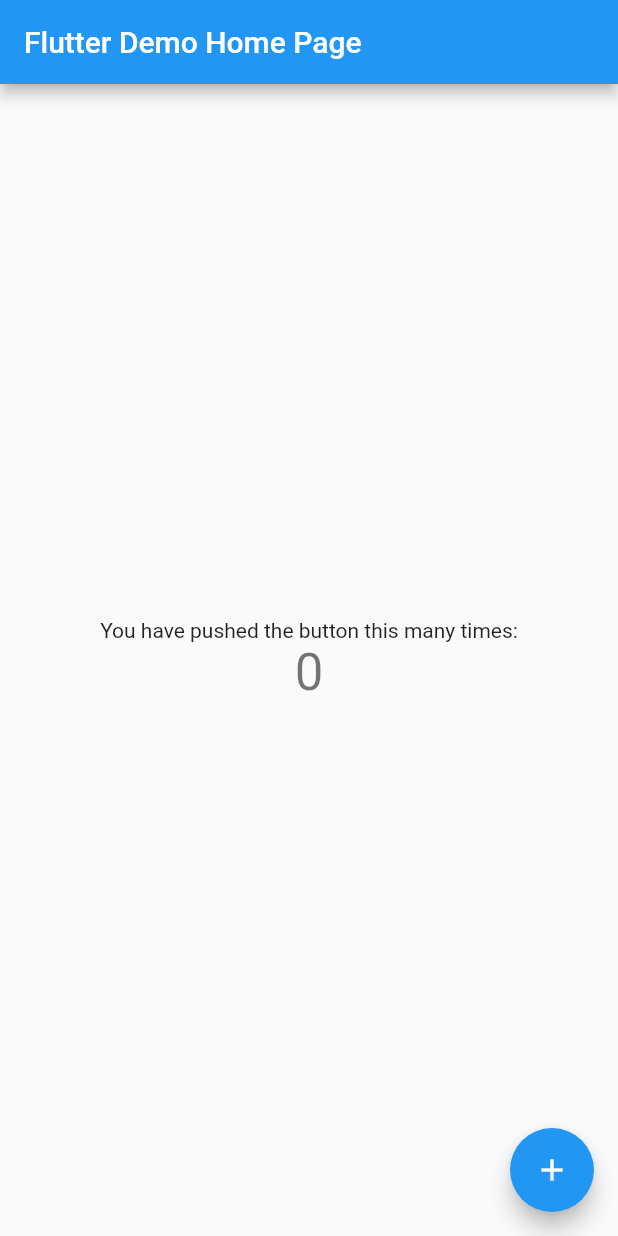
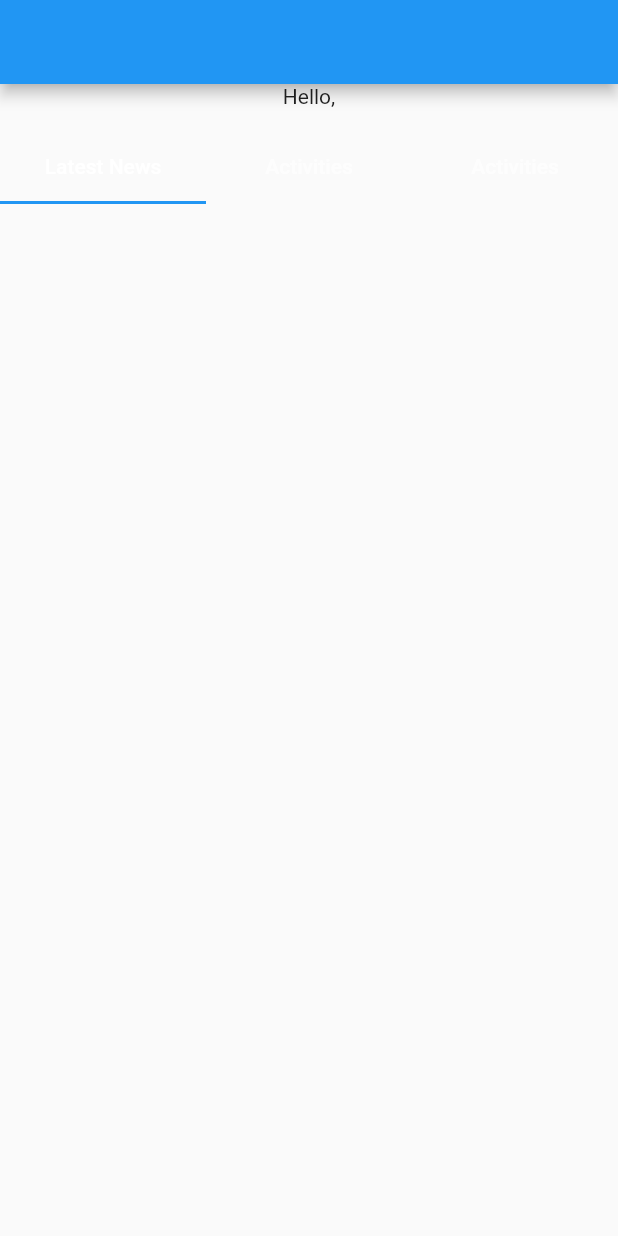
Before and after one commit to sanskruti-shahu/Appophilia, a Flutter app: the screen it shows after launch, on a phone screen of 412 x 824 dp. Run offline on Flutter 3.47's test engine with Material 2 defaults, Android fonts, the phone set to English and light mode, and no system bars.

Commit message:
2nd commit

```diff
--- a/Appollo_devs2.4.0/octopus_news/lib/main.dart
+++ b/Appollo_devs2.4.0/octopus_news/lib/main.dart
@@ -1,4 +1,6 @@
 import 'package:flutter/material.dart';
+import 'package:octopus_news/main.dart';
+import 'package:octopus_news/views/ui/main_page.dart';
 
 void main() {
   runApp(MyApp());
@@ -11,103 +13,9 @@ class MyApp extends StatelessWidget {
     return MaterialApp(
       title: 'Flutter Demo',
       theme: ThemeData(
-        // This is the theme of your application.
-        //
-        // Try running your application with "flutter run". You'll see the
-        // application has a blue toolbar. Then, without quitting the app, try
-        // changing the primarySwatch below to Colors.green and then invoke
-        // "hot reload" (press "r" in the console where you ran "flutter run",
-        // or simply save your changes to "hot reload" in a Flutter IDE).
-        // Notice that the counter didn't reset back to zero; the application
-        // is not restarted.
         primarySwatch: Colors.blue,
       ),
-      home: MyHomePage(title: 'Flutter Demo Home Page'),
+      home: MainPage(),
     );
   }
 }
-
-class MyHomePage extends StatefulWidget {
-  MyHomePage({Key key, this.title}) : super(key: key);
-
-  // This widget is the home page of your application. It is stateful, meaning
-  // that it has a State object (defined below) that contains fields that affect
-  // how it looks.
-
-  // This class is the configuration for the state. It holds the values (in this
-  // case the title) provided by the parent (in this case the App widget) and
-  // used by the build method of the State. Fields in a Widget subclass are
-  // always marked "final".
-
-  final String title;
-
-  @override
-  _MyHomePageState createState() => _MyHomePageState();
-}
-
-class _MyHomePageState extends State<MyHomePage> {
-  int _counter = 0;
-
-  void _incrementCounter() {
-    setState(() {
-      // This call to setState tells the Flutter framework that something has
-      // changed in this State, which causes it to rerun the build method below
-      // so that the display can reflect the updated values. If we changed
-      // _counter without calling setState(), then the build method would not be
-      // called again, and so nothing would appear to happen.
-      _counter++;
-    });
-  }
-
-  @override
-  Widget build(BuildContext context) {
-    // This method is rerun every time setState is called, for instance as done
-    // by the _incrementCounter method above.
-    //
-    // The Flutter framework has been optimized to make rerunning build methods
-    // fast, so that you can just rebuild anything that needs updating rather
-    // than having to individually change instances of widgets.
-    return Scaffold(
-      appBar: AppBar(
-        // Here we take the value from the MyHomePage object that was created by
-        // the App.build method, and use it to set our appbar title.
-        title: Text(widget.title),
-      ),
-      body: Center(
-        // Center is a layout widget. It takes a single child and positions it
-        // in the middle of the parent.
-        child: Column(
-          // Column is also a layout widget. It takes a list of children and
-          // arranges them vertically. By default, it sizes itself to fit its
-          // children horizontally, and tries to be as tall as its parent.
-          //
-          // Invoke "debug painting" (press "p" in the console, choose the
-          // "Toggle Debug Paint" action from the Flutter Inspector in Android
-          // Studio, or the "Toggle Debug Paint" command in Visual Studio Code)
-          // to see the wireframe for each widget.
-          //
-          // Column has various properties to control how it sizes itself and
-          // how it positions its children. Here we use mainAxisAlignment to
-          // center the children vertically; the main axis here is the vertical
-          // axis because Columns are vertical (the cross axis would be
-          // horizontal).
-          mainAxisAlignment: MainAxisAlignment.center,
-          children: <Widget>[
-            Text(
-              'You have pushed the button this many times:',
-            ),
-            Text(
-              '$_counter',
-              style: Theme.of(context).textTheme.headline4,
-            ),
-          ],
-        ),
-      ),
-      floatingActionButton: FloatingActionButton(
-        onPressed: _incrementCounter,
-        tooltip: 'Increment',
-        child: Icon(Icons.add),
-      ), // This trailing comma makes auto-formatting nicer for build methods.
-    );
-  }
-}
--- /dev/null
+++ b/Appollo_devs2.4.0/octopus_news/lib/views/ui/main_page.dart
@@ -0,0 +1,61 @@
+import 'package:flutter/material.dart';
+
+class MainPage extends StatefulWidget {
+  @override
+  _MainPageState createState() => _MainPageState();
+}
+
+class _MainPageState extends State<MainPage> with SingleTickerProviderStateMixin {
+  ScrollController _scrollController;
+  TabController _tabController;
+  @override
+  void initState() {
+    super.initState();
+    _scrollController = ScrollController(
+      keepScrollOffset: true,
+      initialScrollOffset: 0,
+    );
+    _tabController = TabController(
+      length: 3,
+      vsync: this,
+      initialIndex: 0,
+    );
+    setState(() {});
+  }
+  @override
+  void dispose() {
+    _tabController.dispose();
+    _scrollController.dispose();
+    super.dispose();
+  }
+  Widget build(BuildContext context) {
+    return SafeArea(
+        child: Scaffold(
+          appBar: AppBar(
+
+          ),
+          body: SingleChildScrollView(
+            child: Column(
+              children: [
+                Text('Hello,'),
+                Text(" "),
+                TabBar(tabs: [
+                  Tab(
+                    child: Text('Latest News'),
+                  ),
+                  Tab(
+                    child: Text('Activities'),
+                  ),
+                  Tab(
+                    child: Text('Activities'),
+                  ),
+                ],
+                  controller: _tabController,
+                )
+              ],
+            ),
+          ),
+        )
+    );
+  }
+}
```
Also changed, not shown: Appollo_devs2.4.0/octopus_news/pubspec.yaml (+18 -1 lines), Appollo_devs2.4.0/octopus_news/lib/assets/fonts/Lexend-Bold.ttf (added), Appollo_devs2.4.0/octopus_news/lib/assets/fonts/Lexend-ExtraBold.ttf (added), Appollo_devs2.4.0/octopus_news/lib/assets/fonts/Lexend-Light.ttf (added), Appollo_devs2.4.0/octopus_news/lib/assets/fonts/Lexend-Medium.ttf (added), Appollo_devs2.4.0/octopus_news/lib/assets/fonts/Lexend-Regular.ttf (added), Appollo_devs2.4.0/octopus_news/lib/assets/fonts/Lexend-SemiBold.ttf (added), Appollo_devs2.4.0/octopus_news/lib/assets/fonts/Lexend-Thin.ttf (added).
